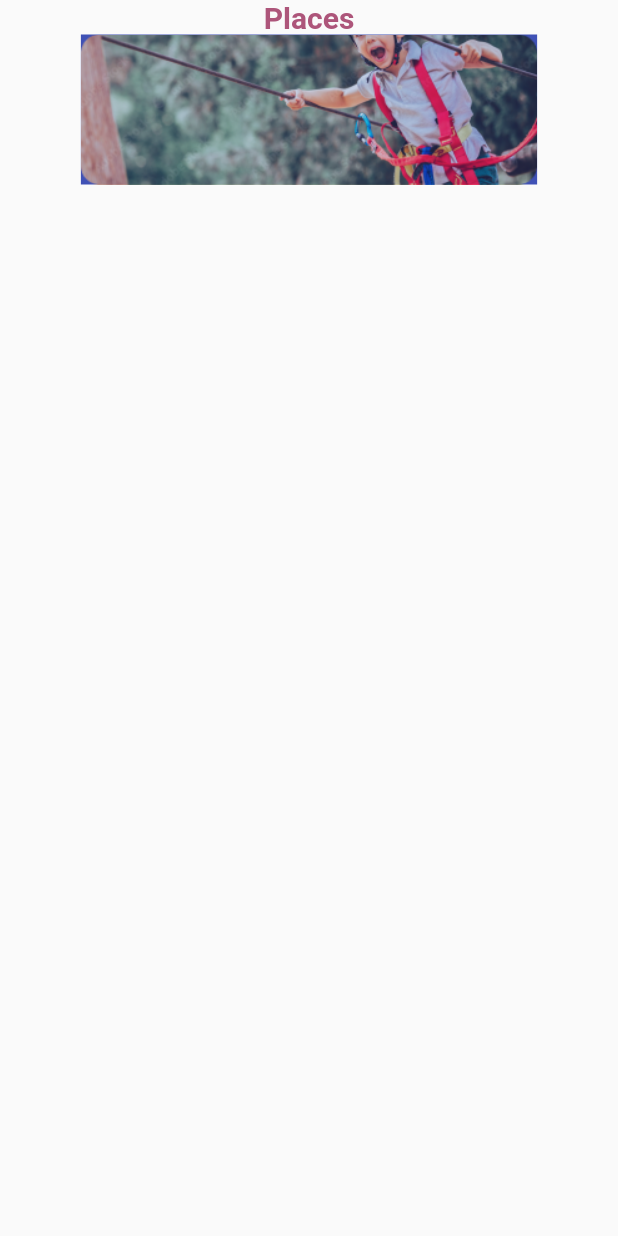
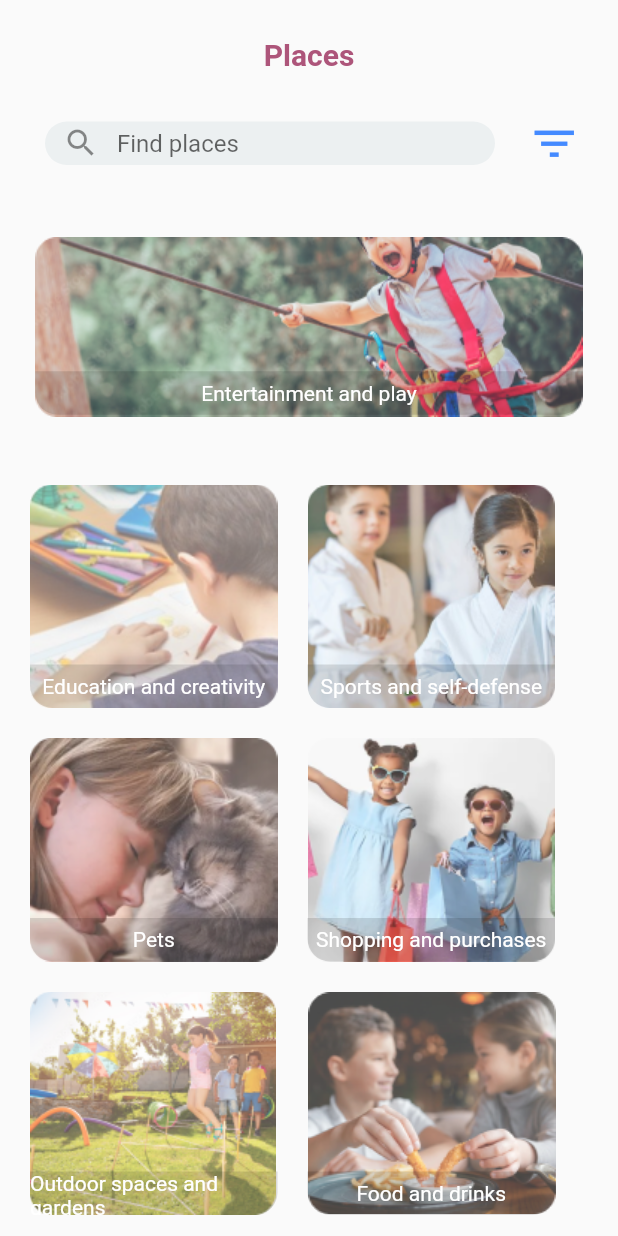
Before and after one commit to Rashed01r/Janaa, a Flutter app: the PlacesPage screen opened directly, on a phone screen of 412 x 824 dp. Run offline on Flutter 3.47's test engine with Material 2 defaults, Android fonts, the phone set to English and light mode, and no system bars; our stand-ins replace get.

Commit message:
add place page and search component

```diff
--- a/lib/compenent/ButtomNav.dart
+++ b/lib/compenent/ButtomNav.dart
@@ -1,4 +1,5 @@
 import 'package:final_project/view/Homehome.dart';
+import 'package:final_project/view/PlacesPage.dart';
 import 'package:flutter/material.dart';
 import 'package:flutter/src/widgets/container.dart';
 import 'package:flutter/src/widgets/framework.dart';
@@ -6,26 +7,22 @@ import 'package:flutter/src/widgets/framework.dart';
 class ButtomNavBar extends StatefulWidget {
   const ButtomNavBar({super.key});
 
-
   @override
   State<ButtomNavBar> createState() => _ButtomNavBarState();
 }
 
 class _ButtomNavBarState extends State<ButtomNavBar> {
-
   int Selctedindex = 0;
   final Screens = [
     Home(),
     Center(
       child: Text("Activity"),
     ),
-    Center(
-      child: Text("Places"),
-    ),
+    PlacesPage(),
     Center(
       child: Text("Favorite"),
     ),
-     Center(
+    Center(
       child: Text("Profile"),
     ),
   ];
@@ -45,12 +42,9 @@ class _ButtomNavBarState extends State<ButtomNavBar> {
           backgroundColor: Color(0xffE0B430),
           showSelectedLabels: true,
           showUnselectedLabels: true,
-
-           unselectedIconTheme: IconThemeData(size: 15),
+          unselectedIconTheme: IconThemeData(size: 15),
           iconSize: 25,
           elevation: 0,
-
-
           items: [
             BottomNavigationBarItem(
                 label: "Home",
@@ -61,9 +55,9 @@ class _ButtomNavBarState extends State<ButtomNavBar> {
             BottomNavigationBarItem(
                 label: "Activity", icon: Image.asset("images/puzzle 1.png")),
             BottomNavigationBarItem(
-
-
-                label: "Places", icon:Image.asset("images/location 1.png"),),
+              label: "Places",
+              icon: Image.asset("images/location 1.png"),
+            ),
             BottomNavigationBarItem(
                 label: "Favorite", icon: Image.asset("images/heart 1.png")),
             BottomNavigationBarItem(
--- /dev/null
+++ b/lib/compenent/containerPlaces.dart
@@ -0,0 +1,42 @@
+import 'package:flutter/material.dart';
+import 'package:flutter/src/widgets/container.dart';
+import 'package:flutter/src/widgets/framework.dart';
+import 'package:get/get.dart';
+
+class ContainerPlaces extends StatelessWidget {
+  ContainerPlaces({super.key, required this.label, required this.image});
+
+  String? label;
+  String? image;
+  @override
+  Widget build(BuildContext context) {
+    return Stack(
+      children: [
+        Padding(
+          padding: const EdgeInsets.only(left: 20),
+          child: Container(
+            height: 149,
+            child: Image.asset("$image"),
+          ),
+        ),
+        Padding(
+          padding: const EdgeInsets.only(left: 20, top: 120),
+          child: Container(
+            width: 165,
+            height: 29,
+            alignment: Alignment.center,
+            decoration: BoxDecoration(
+                color: Color(0x20000000),
+                borderRadius: BorderRadius.only(
+                    bottomRight: Radius.circular(15),
+                    bottomLeft: Radius.circular(15))),
+            child: Text(
+              "$label".tr,
+              style: TextStyle(color: Colors.white),
+            ),
+          ),
+        ),
+      ],
+    );
+  }
+}
--- /dev/null
+++ b/lib/compenent/searchBar.dart
@@ -0,0 +1,48 @@
+import 'package:flutter/material.dart';
+import 'package:flutter/src/widgets/container.dart';
+import 'package:flutter/src/widgets/framework.dart';
+import 'package:get/get.dart';
+
+class SearchBar extends StatelessWidget {
+  const SearchBar({super.key});
+
+  @override
+  Widget build(BuildContext context) {
+    return Row(
+      children: [
+        Padding(
+          padding: const EdgeInsets.only(left: 30),
+          child: Container(
+            width: 300,
+            height: 29,
+            child: TextField(
+              decoration: InputDecoration(
+                // change hint hare
+                hintText: '21'.tr,
+                contentPadding: EdgeInsets.all(1),
+                filled: true,
+                fillColor: Color(0xffECF0F1),
+                prefixIcon: Icon(Icons.search),
+                border: OutlineInputBorder(
+                  borderRadius: BorderRadius.circular(25),
+                  borderSide: BorderSide.none,
+                ),
+              ),
+            ),
+          ),
+        ),
+        SizedBox(
+          width: 22,
+        ),
+        InkWell(
+          onTap: () {},
+          child: Icon(
+            Icons.filter_list_outlined,
+            size: 35,
+            color: Colors.blueAccent,
+          ),
+        )
+      ],
+    );
+  }
+}
--- a/lib/local/local.dart
+++ b/lib/local/local.dart
@@ -23,7 +23,18 @@ class MyLocale extends Translations {
           "17": "البريد الالكتروني",
           "18": "بالنقر على إنشاء حساب ، فإنك توافق على",
           "19": "شروط الخدمات وسياسة الخصوصية",
-          "20": "الأماكن"
+          "20": "الأماكن",
+          "21": "ابحث عن أماكن",
+          "22": "ترفيه ولعب",
+          "23": "تعليم وابداع",
+          "24": "رياضة ودفاع عن النفس",
+          "25":"حيوانات أليفة",
+          "26":"تسوق ومشتريات",
+          "27":"أماكن خارجية وحدائق",
+          "28":"أطعمة ومشروبات",
+          "29":"دور ضيافة",
+          "30":"حلاقين",
+          "31":"تنسيق حفلات"
         },
         "en": {
           "1": "JANNAH is more fun if you create an account",
@@ -45,7 +56,18 @@ class MyLocale extends Translations {
           "17": "Email",
           "18": "By tapping “ Create Account”, you agree to",
           "19": "Terms of Services & Privacy Policy",
-          "20": "Places"
+          "20": "Places",
+          "21": "Find places",
+          "22": "Entertainment and play",
+          "23": "Education and creativity",
+          "24": "Sports and self-defense",
+          "25":"Pets",
+          "26":"Shopping and purchases",
+          "27":"Outdoor spaces and gardens",
+          "28":"Food and drinks",
+          "29":"Guesthouse",
+          "30":"Barbers",
+          "31":"Party coordination",
         }
       };
 }
--- a/lib/main.dart
+++ b/lib/main.dart
@@ -1,5 +1,6 @@
 import 'package:final_project/local/local.dart';
 import 'package:final_project/view/HomePage.dart';
+import 'package:final_project/view/LoginPage.dart';
 import 'package:final_project/view/PlacesPage.dart';
 import 'package:flutter/material.dart';
 import 'package:get/get.dart';
@@ -17,7 +18,7 @@ class MyApp extends StatelessWidget {
       debugShowCheckedModeBanner: false,
       locale: Get.deviceLocale,
       translations: MyLocale(),
-      home: PlacesPage(),
+      home: LoginPage(),
     );
   }
 }
--- a/lib/view/LoginPage.dart
+++ b/lib/view/LoginPage.dart
@@ -46,7 +46,7 @@ class LoginPage extends StatelessWidget {
           TextFiledCustome(
             hint: "7".tr,
             formKey: _pass,
-            controller: loginController.emailCon,
+            controller: loginController.passCon,
           ),
           SizedBox(
             height: 25,
--- a/lib/view/PlacesPage.dart
+++ b/lib/view/PlacesPage.dart
@@ -1,3 +1,6 @@
+import 'package:final_project/compenent/ButtomNav.dart';
+import 'package:final_project/compenent/containerPlaces.dart';
+import 'package:final_project/compenent/searchBar.dart';
 import 'package:flutter/material.dart';
 import 'package:flutter/src/widgets/container.dart';
 import 'package:flutter/src/widgets/framework.dart';
@@ -12,6 +15,9 @@ class PlacesPage extends StatelessWidget {
       body: SafeArea(
           child: ListView(
         children: [
+          SizedBox(
+            height: 25,
+          ),
           Center(
               child: Text(
             "20".tr,
@@ -20,18 +26,124 @@ class PlacesPage extends StatelessWidget {
                 fontSize: 20,
                 fontWeight: FontWeight.bold),
           )),
-          Container(),
+          SizedBox(
+            height: 30,
+          ),
+          SearchBar(),
+          SizedBox(
+            height: 30,
+          ),
           Stack(
             alignment: Alignment.center,
             children: [
               Container(
-                height: 100,
-                color: Colors.indigo,
+                height: 150,
                 child:
                     Image.asset("images/Screenshot 1444-05-26 at 12.11 1.png"),
-              )
+              ),
+              Padding(
+                padding: const EdgeInsets.only(top: 88),
+                child: Container(
+                  width: 365,
+                  height: 29,
+                  alignment: Alignment.center,
+                  decoration: BoxDecoration(
+                      color: Color(0x20000000),
+                      borderRadius: BorderRadius.only(
+                          bottomRight: Radius.circular(15),
+                          bottomLeft: Radius.circular(15))),
+                  child: Text(
+                    "22".tr,
+                    style: TextStyle(color: Colors.white),
+                  ),
+                ),
+              ),
             ],
-          )
+          ),
+          SizedBox(
+            height: 30,
+          ),
+          Row(
+            children: [
+              ContainerPlaces(
+                  label: "23".tr,
+                  image:
+                      "images/Just for Teachers_ 5 Tips to Stay Organized 1.png"),
+              ContainerPlaces(
+                  label: "24".tr,
+                  image:
+                      "images/Should Your Kid Take Karate or Judo_ Here's the Difference Between 5 Martial Arts 1.png"),
+            ],
+          ),
+          SizedBox(
+            height: 20,
+          ),
+          Row(
+            children: [
+              ContainerPlaces(
+                  label: "25".tr,
+                  image: "images/Screenshot 1444-05-26 at 11.55 1.png"),
+              ContainerPlaces(
+                  label: "26".tr,
+                  image: "images/Screenshot 1444-05-26 at 11.44 1.png"),
+            ],
+          ),
+          SizedBox(
+            height: 20,
+          ),
+          Row(
+            children: [
+              ContainerPlaces(
+                  label: "27".tr,
+                  image: "images/Screenshot 1444-05-26 at 12.15 1.png"),
+              ContainerPlaces(
+                  label: "28".tr,
+                  image: "images/Screenshot 1444-05-26 at 11.59 1.png"),
+            ],
+          ),
+          SizedBox(
+            height: 20,
+          ),
+          Row(
+            children: [
+              ContainerPlaces(
+                  label: "29".tr,
+                  image: "images/Screenshot 1444-05-26 at 10.48 1.png"),
+              ContainerPlaces(
+                  label: "30".tr,
+                  image: "images/Screenshot 1444-05-26 at 10.47 1.png"),
+            ],
+          ),
+          SizedBox(
+            height: 20,
+          ),
+          Stack(
+            alignment: Alignment.center,
+            children: [
+              Container(
+                height: 150,
+                child:
+                    Image.asset("images/Screenshot 1444-05-26 at 10.50 1.png"),
+              ),
+              Padding(
+                padding: const EdgeInsets.only(top: 88),
+                child: Container(
+                  width: 365,
+                  height: 29,
+                  alignment: Alignment.center,
+                  decoration: BoxDecoration(
+                      color: Color(0x20000000),
+                      borderRadius: BorderRadius.only(
+                          bottomRight: Radius.circular(15),
+                          bottomLeft: Radius.circular(15))),
+                  child: Text(
+                    "31".tr,
+                    style: TextStyle(color: Colors.white),
+                  ),
+                ),
+              ),
+            ],
+          ),
         ],
       )),
     );
--- a/pubspec.yaml
+++ b/pubspec.yaml
@@ -63,7 +63,7 @@ flutter:
   # To add assets to your application, add an assets section, like this:
   assets:
     - images/
-  #   - images/a_dot_ham.jpeg
+
 
   # An image asset can refer to one or more resolution-specific "variants", see
   # https://flutter.dev/assets-and-images/#resolution-aware
```
Also changed, not shown: images/Just for Teachers_ 5 Tips to Stay Organized 1.png (added), images/Screenshot 1444-05-26 at 10.47 1.png (added), images/Screenshot 1444-05-26 at 10.48 1.png (added), images/Screenshot 1444-05-26 at 10.50 1.png (added), images/Screenshot 1444-05-26 at 11.44 1.png (added), images/Screenshot 1444-05-26 at 11.55 1.png (added), images/Screenshot 1444-05-26 at 11.59 1.png (added), images/Screenshot 1444-05-26 at 12.15 1.png (added), images/Should Your Kid Take Karate or Judo_ Here's the Difference Between 5 Martial Arts 1.png (added).
